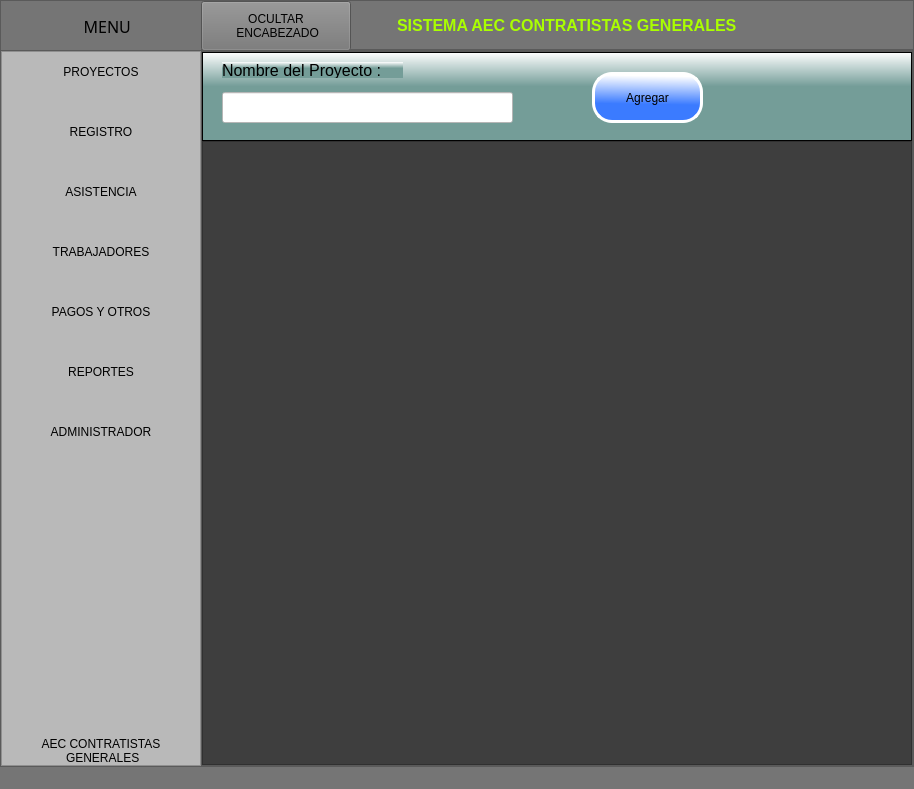
The window that ui_files/menu.ui (Romehe369/aec_contrastistas_g) describes before a commit, drawn with Qt 5.
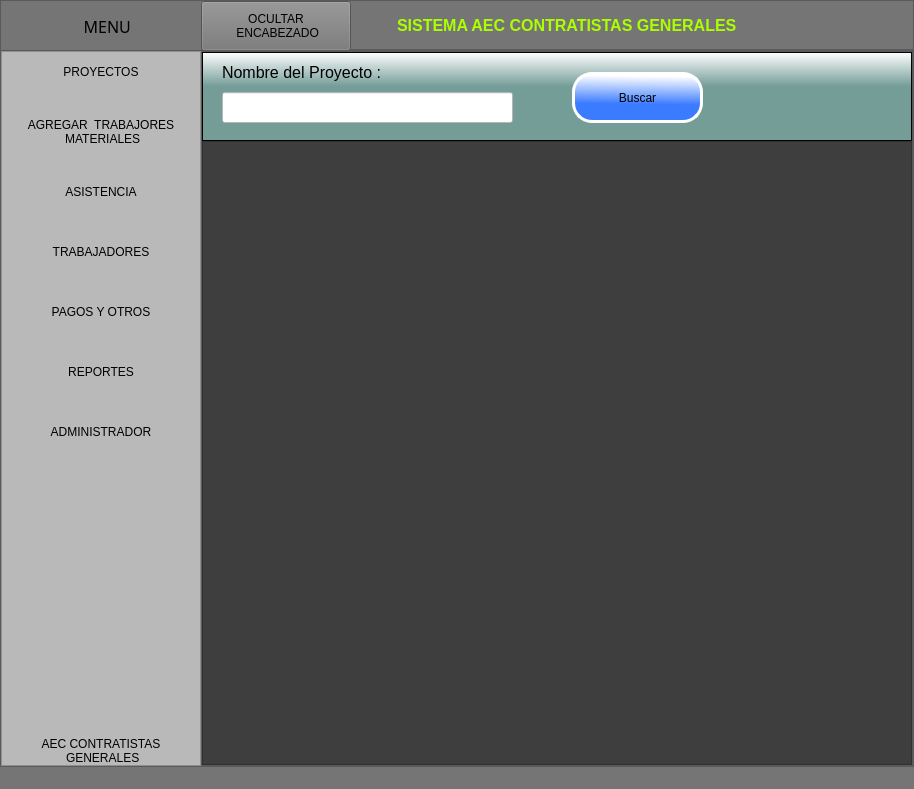
The same window after the commit. The open tabs and pages were chosen to show the change. Icons and pictures are not drawn.

```diff
--- a/ui_files/menu.ui
+++ b/ui_files/menu.ui
@@ -506,7 +506,8 @@
              <string notr="true"/>
             </property>
             <property name="text">
-             <string>REGISTRO</string>
+             <string>AGREGAR  TRABAJORES 
+ MATERIALES</string>
             </property>
             <property name="iconSize">
              <size>
@@ -1277,14 +1278,14 @@
                 <widget class="QPushButton" name="btn_Buscar_pro">
                  <property name="geometry">
                   <rect>
-                   <x>390</x>
+                   <x>370</x>
                    <y>20</y>
-                   <width>111</width>
+                   <width>131</width>
                    <height>51</height>
                   </rect>
                  </property>
                  <property name="text">
-                  <string>Agregar</string>
+                  <string>Buscar</string>
                  </property>
                 </widget>
                 <widget class="QLineEdit" name="lineEdit_buscar_pro">
@@ -1311,7 +1312,7 @@
                    <x>20</x>
                    <y>10</y>
                    <width>181</width>
-                   <height>16</height>
+                   <height>21</height>
                   </rect>
                  </property>
                  <property name="font">
@@ -1319,6 +1320,9 @@
                    <pointsize>12</pointsize>
                   </font>
                  </property>
+                 <property name="styleSheet">
+                  <string notr="true">background-color:rgba(0,0,0,0%);</string>
+                 </property>
                  <property name="text">
                   <string>Nombre del Proyecto :</string>
                  </property>
```
Left out of the diff: 4 changed lines with no effect on the pictures.
